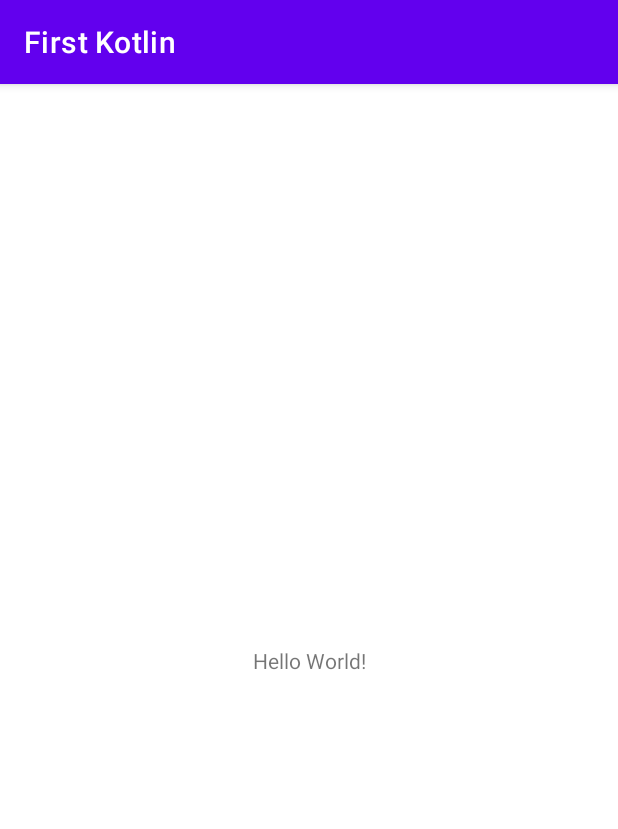
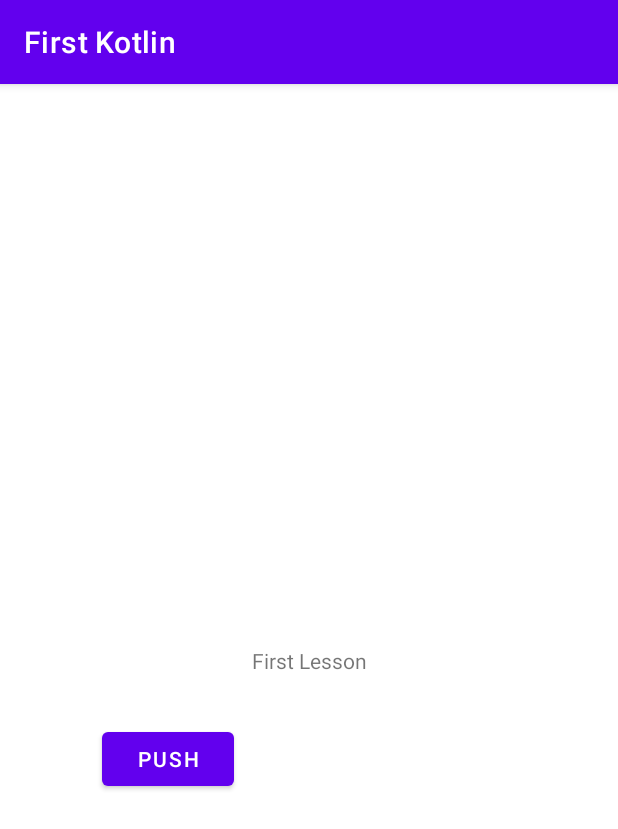
Before and after one commit to S-Aleksey-V/First-Kotlin, an Android app: the screen it shows after launch (MainActivity), on a phone screen of 412 x 824 dp. Shown: the top 829 px of the screen. Run offline under Robolectric (Android 15) with nearby library versions, the phone set to English and light mode, and no system bars.

Commit message:
add button lesson1 kotlin

```diff
--- a/app/build.gradle
+++ b/app/build.gradle
@@ -1,6 +1,7 @@
 plugins {
     id 'com.android.application'
 }
+apply plugin: 'kotlin-android'
 
 android {
     compileSdkVersion 30
@@ -36,4 +37,9 @@ dependencies {
     testImplementation 'junit:junit:4.+'
     androidTestImplementation 'androidx.test.ext:junit:1.1.2'
     androidTestImplementation 'androidx.test.espresso:espresso-core:3.3.0'
+    implementation "androidx.core:core-ktx:+"
+    implementation "org.jetbrains.kotlin:kotlin-stdlib-jdk7:$kotlin_version"
 }
+repositories {
+    mavenCentral()
+}
--- a/app/src/main/java/me/tolkstudio/firstkotlin/MainActivity.java
+++ /dev/null
@@ -1,14 +0,0 @@
-package me.tolkstudio.firstkotlin;
-
-import androidx.appcompat.app.AppCompatActivity;
-
-import android.os.Bundle;
-
-public class MainActivity extends AppCompatActivity {
-
-    @Override
-    protected void onCreate(Bundle savedInstanceState) {
-        super.onCreate(savedInstanceState);
-        setContentView(R.layout.activity_main);
-    }
-}
--- /dev/null
+++ b/app/src/main/java/me/tolkstudio/firstkotlin/MainActivity.kt
@@ -0,0 +1,23 @@
+package me.tolkstudio.firstkotlin
+
+import android.os.Bundle
+import android.widget.Button
+import android.widget.TextView
+import androidx.appcompat.app.AppCompatActivity
+
+class MainActivity : AppCompatActivity() {
+    override fun onCreate(savedInstanceState: Bundle?) {
+        super.onCreate(savedInstanceState)
+        setContentView(R.layout.activity_main)
+
+      val button = findViewById<Button>(R.id.push_button)
+
+      val textView = findViewById<TextView>(R.id.first_lesson)
+
+        button.setOnClickListener {
+            (it as Button).text = "Next Lesson"
+            textView.text = "14.01.2021"
+
+        }
+    }
+}
--- a/app/src/main/res/layout/activity_main.xml
+++ b/app/src/main/res/layout/activity_main.xml
@@ -7,12 +7,23 @@
     tools:context=".MainActivity">
 
     <TextView
+        android:id="@+id/first_lesson"
         android:layout_width="wrap_content"
         android:layout_height="wrap_content"
-        android:text="Hello World!"
+        android:text="@string/first_lesson"
         app:layout_constraintBottom_toBottomOf="parent"
         app:layout_constraintLeft_toLeftOf="parent"
         app:layout_constraintRight_toRightOf="parent"
         app:layout_constraintTop_toTopOf="parent" />
 
+    <Button
+        android:id="@+id/push_button"
+        android:layout_width="wrap_content"
+        android:layout_height="wrap_content"
+        android:layout_marginStart="68dp"
+        android:layout_marginTop="32dp"
+        android:text="@string/push"
+        app:layout_constraintStart_toStartOf="parent"
+        app:layout_constraintTop_toBottomOf="@+id/first_lesson" />
+
 </androidx.constraintlayout.widget.ConstraintLayout>
--- /dev/null
+++ b/app/src/main/res/values-night/strings.xml
@@ -0,0 +1,4 @@
+<?xml version="1.0" encoding="utf-8"?>
+<resources>
+    <string name="first_lesson">First Lesson</string>
+</resources>
--- a/app/src/main/res/values/strings.xml
+++ b/app/src/main/res/values/strings.xml
@@ -1,3 +1,5 @@
 <resources>
     <string name="app_name">First Kotlin</string>
+    <string name="first_lesson">First Lesson</string>
+    <string name="push">Push</string>
 </resources>
--- a/build.gradle
+++ b/build.gradle
@@ -1,11 +1,13 @@
 // Top-level build file where you can add configuration options common to all sub-projects/modules.
 buildscript {
+    ext.kotlin_version = '1.4.21'
     repositories {
         google()
         jcenter()
     }
     dependencies {
         classpath "com.android.tools.build:gradle:4.1.1"
+        classpath "org.jetbrains.kotlin:kotlin-gradle-plugin:$kotlin_version"
 
         // NOTE: Do not place your application dependencies here; they belong
         // in the individual module build.gradle files
```
Also changed, not shown: gradle/wrapper/gradle-wrapper.properties.
